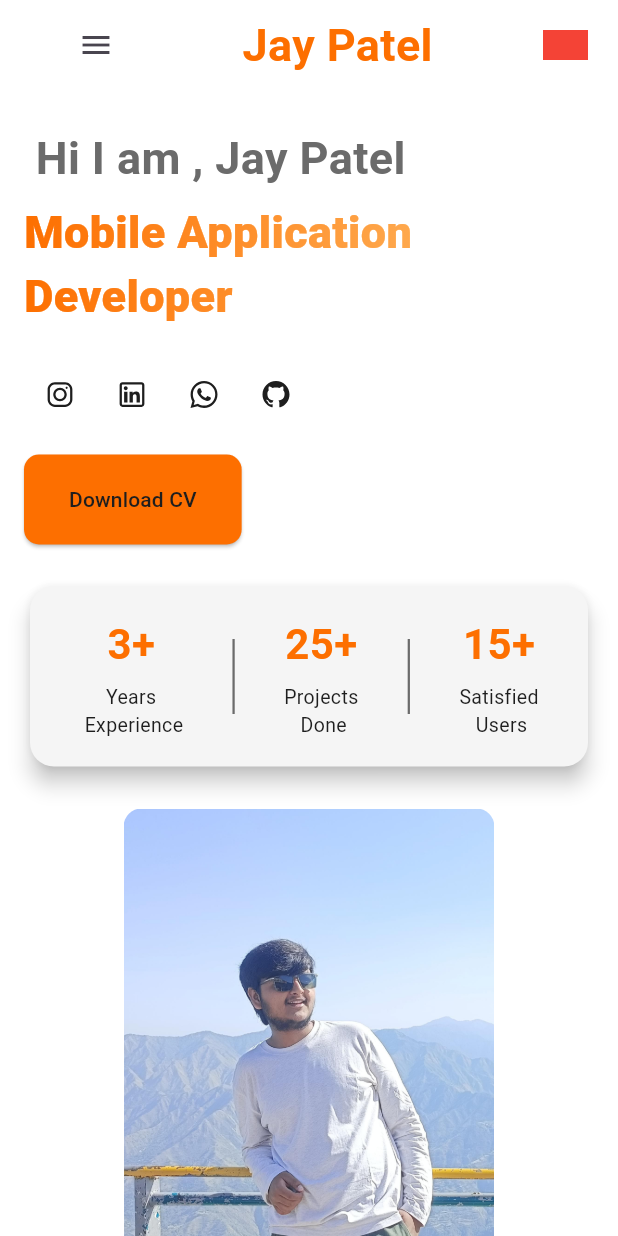
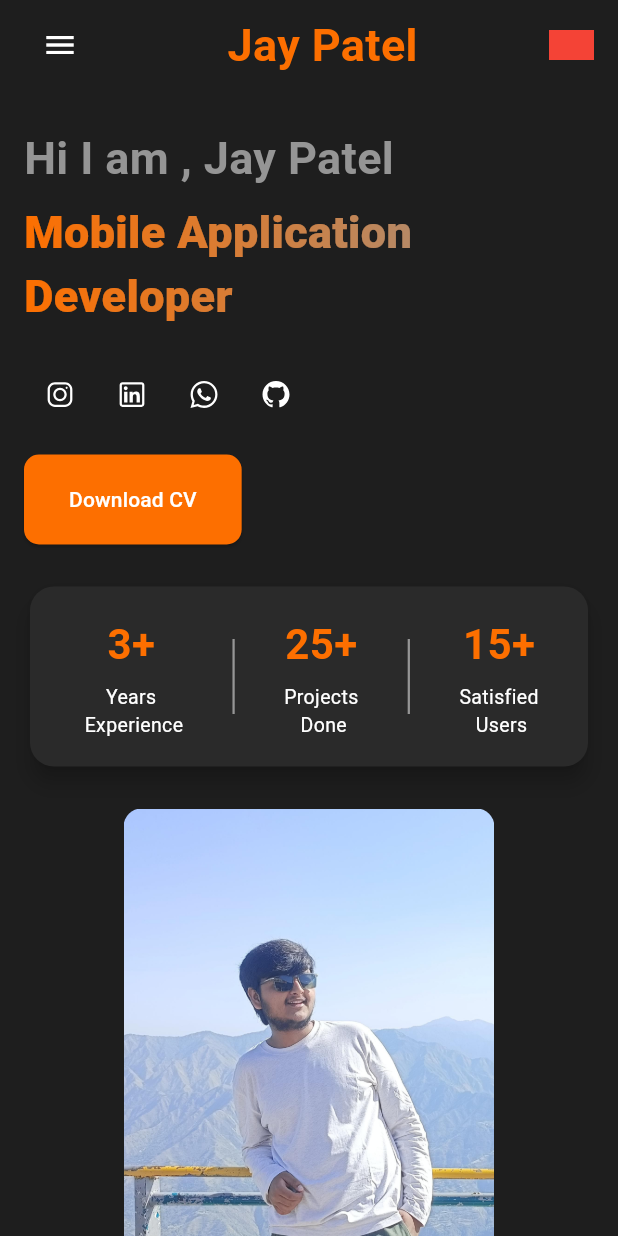
Before and after one commit to Jay-Patel-070/Jay-Portfolio, a Flutter app: the screen it shows after launch, in the side drawer, after a tap on the "menu" icon, on a phone screen of 412 x 824 dp. Run offline on Flutter 3.47's test engine with Material 3 defaults, Android fonts, the light colour scheme and no system bars; our stand-ins replace line_icons, percent_indicator.

Commit message:
added skills and services page

```diff
--- /dev/null
+++ b/lib/components/service_card.dart
@@ -0,0 +1,76 @@
+import 'package:flutter/material.dart';
+import 'package:jay_portfolio/constants/colors.dart';
+
+class ServiceCard extends StatelessWidget {
+  final String imgPath;
+  final String title;
+  final String description;
+
+  const ServiceCard({
+    Key? key,
+    required this.imgPath,
+    required this.title,
+    required this.description,
+  }) : super(key: key);
+
+  @override
+  Widget build(BuildContext context) {
+    return Card(
+      color: CustomColor.accent,
+      elevation: 4,
+      shape: RoundedRectangleBorder(
+        borderRadius: BorderRadius.circular(12),
+      ),
+      child: ConstrainedBox(
+        constraints: const BoxConstraints(
+          minWidth: double.infinity,
+          minHeight: 280,
+          maxHeight: 280, // Maximum card height
+        ),
+        child: Padding(
+          padding: const EdgeInsets.all(16.0),
+          child: Column(
+            crossAxisAlignment: CrossAxisAlignment.start,
+            mainAxisSize: MainAxisSize.min,
+            children: [
+              // Image container
+              Container(
+                height: 120,
+                alignment: Alignment.center,
+                child: Image.asset(
+                  imgPath,
+                  fit: BoxFit.contain,
+                  width: 120,
+                ),
+              ),
+              const SizedBox(height: 16),
+              // Title
+              Text(
+                title,
+                style: const TextStyle(
+                  fontWeight: FontWeight.bold,
+                  fontSize: 18,
+                  color: CustomColor.primary
+                ),
+              ),
+              const SizedBox(height: 8),
+              // Description with proper space management
+              Flexible(
+                child: SingleChildScrollView(
+                  physics: const NeverScrollableScrollPhysics(),
+                  child: Text(
+                    description,
+                    style: TextStyle(
+                      color: CustomColor.secondaryTextColor,
+                      fontSize: 14,
+                    ),
+                  ),
+                ),
+              ),
+            ],
+          ),
+        ),
+      ),
+    );
+  }
+}
--- /dev/null
+++ b/lib/components/skill_card.dart
@@ -0,0 +1,56 @@
+import 'package:flutter/material.dart';
+import 'package:jay_portfolio/constants/colors.dart';
+import 'package:line_icons/line_icons.dart';
+import 'package:percent_indicator/circular_percent_indicator.dart';
+
+class SkillCircleCard extends StatelessWidget {
+  final IconData skillIcon;
+  final String skillName;
+  final double percentage; // 0.0 to 1.0
+
+  const SkillCircleCard({
+    super.key,
+    required this.skillName,
+    required this.percentage,
+    required this.skillIcon
+  });
+
+  @override
+  Widget build(BuildContext context) {
+    return Padding(
+      padding: const EdgeInsets.all(20),
+      child: Column(
+        children: [
+          CircularPercentIndicator(
+            radius: 80.0,
+            lineWidth: 10.0,
+            animation: true,
+            percent: percentage,
+            center: Icon(skillIcon,color: CustomColor.secondaryTextColor,size: 60,),
+            circularStrokeCap: CircularStrokeCap.round,
+            progressColor: CustomColor.primary,
+            backgroundColor: CustomColor.accent
+          ),
+          const SizedBox(height: 8),
+          Text(
+            "${(percentage * 100).toInt()}%",
+            style: const TextStyle(
+              fontSize: 16,
+              fontWeight: FontWeight.w600,
+              color: CustomColor.primary,
+            ),
+          ),
+          const SizedBox(height: 4),
+          Text(
+            skillName,
+            style: const TextStyle(
+              fontSize: 14,
+              color: CustomColor.secondaryTextColor,
+              fontWeight: FontWeight.w500,
+            ),
+          ),
+        ],
+      ),
+    );
+  }
+}
--- a/lib/constants/NavItems.dart
+++ b/lib/constants/NavItems.dart
@@ -3,17 +3,15 @@ import 'package:flutter/material.dart';
 List<String> NavTitles = [
   "Home",
   "Services",
+  "Projects",
   "About me",
-  "Skills",
-  "Projects",
   "Contact me"
 ];
 
 List<IconData> NavIcons = [
   Icons.home,            // Home
   Icons.build,           // Services
+  Icons.work,            // Projects
   Icons.person,          // About me
-  Icons.psychology,
-  Icons.work,            // Projects
-  Icons.mail,
+  Icons.mail,            // Contact me
 ];
--- a/lib/constants/colors.dart
+++ b/lib/constants/colors.dart
@@ -1,19 +1,31 @@
 import 'dart:ui';
 
-// class CustomColor {
-//   static const Color scaffoldBg = Color(0xFF1E1E1E);     // Background
-//   static const Color primary = Color(0xFFFD6F00);        // Orange (Primary CTA)
-//   static const Color accent = Color(0xFF2A2A2A);         // Cards, elevated surfaces
-//   static const Color textColor = Color(0xFFFFFFFF);      // Main Text
-//   static const Color secondaryTextColor = Color(0xFF959595);      // Main Text
-//   static const Color borderColor = Color(0xFF3D3D3D);    // Dividers, subtle borders
+// darkmode
+class CustomColor {
+  static const Color scaffoldBg = Color(0xFF1E1E1E);     // Background
+  static const Color primary = Color(0xFFFD6F00);        // Orange (Primary CTA)
+  static const Color accent = Color(0xFF2A2A2A);         // Cards, elevated surfaces
+  static const Color textColor = Color(0xFFFFFFFF);      // Main Text
+  static const Color secondaryTextColor = Color(0xFF959595);      // Main Text
+  static const Color borderColor = Color(0xFF3D3D3D);    // Dividers, subtle borders
+}
+
+// lightmode
+// class CustomColor{
+//   static const Color scaffoldBg = Color(0xFFFFFFFF);       // Light background
+//   static const Color primary = Color(0xFFFD6F00);          // Orange (Brand / CTA)
+//   static const Color accent = Color(0xFFF5F5F5);           // Cards, elevated surfaces
+//   static const Color textColor = Color(0xFF1E1E1E);        // Main Text (Dark)
+//   static const Color secondaryTextColor = Color(0xFF6B6B6B); // Subtle text
+//   static const Color borderColor = Color(0xFFE0E0E0);      // Light borders / dividers
 // }
 
-class CustomColor{
-  static const Color scaffoldBg = Color(0xFFFFFFFF);       // Light background
-  static const Color primary = Color(0xFFFD6F00);          // Orange (Brand / CTA)
-  static const Color accent = Color(0xFFF5F5F5);           // Cards, elevated surfaces
-  static const Color textColor = Color(0xFF1E1E1E);        // Main Text (Dark)
-  static const Color secondaryTextColor = Color(0xFF6B6B6B); // Subtle text
-  static const Color borderColor = Color(0xFFE0E0E0);      // Light borders / dividers
-}
+// pookiemode
+// class CustomColor {
+//   static const Color scaffoldBg = Color(0xFFFFF5F9);         // Clean & soft pinkish-white background
+//   static const Color primary = Color(0xFFFF69B4);            // Hot pink
+//   static const Color accent = Color(0xFFFFE3EE);             // Light pink cards
+//   static const Color textColor = Color(0xFF6A004E);          // Deep magenta
+//   static const Color secondaryTextColor = Color(0xFFA05C8C); // Soft purple
+//   static const Color borderColor = Color(0xFFFFC1D9);        // Subtle pink border
+// }
--- /dev/null
+++ b/lib/constants/service_Items.dart
@@ -0,0 +1,32 @@
+List<Map> ServiceItems = [
+  {
+    "imgPath": "assets/images/ui_design.png",
+    "title": "UI/UX Design",
+    "description": "I create clean, intuitive, and user-friendly interfaces that enhance user experience and engagement, ensuring consistency and accessibility across all devices."
+  },
+  {
+    "imgPath": "assets/images/app_dev.png",
+    "title": "App Development",
+    "description": "From planning to deployment, I build fully functional mobile and web apps using Flutter, delivering high performance, scalability, and clean architecture."
+  },
+  {
+    "imgPath": "assets/images/web_dev.png",
+    "title": "Web Development",
+    "description": "I develop fast, responsive, and SEO-friendly websites using modern frameworks like React or Flutter Web, tailored for performance and user engagement."
+  },
+  {
+    "imgPath": "assets/images/api_integration.png",
+    "title": "API Integration",
+    "description": "I specialize in integrating third-party APIs and developing custom RESTful APIs, enabling smooth data exchange and powerful features within apps."
+  },
+  {
+    "imgPath": "assets/images/firebase.png",
+    "title": "Firebase Setup",
+    "description": "I configure and manage Firebase services like Authentication, Firestore, Cloud Functions, and Notifications to add real-time, scalable backend functionality."
+  },
+  {
+    "imgPath": "assets/images/code_review.png",
+    "title": "Code Review & Optimization",
+    "description": "I review and refactor codebases to improve maintainability, performance, and readability, following best practices and scalable architecture patterns."
+  }
+];
--- /dev/null
+++ b/lib/constants/skill_Items.dart
@@ -0,0 +1,54 @@
+import 'package:line_icons/line_icons.dart';
+
+final List<Map<String, dynamic>> SkillsItems =  [
+  {
+    "skillIcon": LineIcons.mobilePhone,
+    "skillName": "Flutter",
+    "percentage": 0.85,
+  },
+  {
+    "skillIcon": LineIcons.googleDrive, // Firebase icon is not available, using Google Drive as fallback
+    "skillName": "Firebase",
+    "percentage": 0.75,
+  },
+  {
+    "skillIcon": LineIcons.nodeJs,
+    "skillName": "Node.js",
+    "percentage": 0.65,
+  },
+  {
+    "skillIcon": LineIcons.database,
+    "skillName": "MongoDB",
+    "percentage": 0.60,
+  },
+  {
+    "skillIcon": LineIcons.figma,
+    "skillName": "UI/UX",
+    "percentage": 0.70,
+  },
+  {
+    "skillIcon": LineIcons.mobilePhone,
+    "skillName": "Flutter",
+    "percentage": 0.85,
+  },
+  {
+    "skillIcon": LineIcons.googleDrive,
+    "skillName": "Firebase",
+    "percentage": 0.75,
+  },
+  {
+    "skillIcon": LineIcons.nodeJs,
+    "skillName": "Node.js",
+    "percentage": 0.65,
+  },
+  {
+    "skillIcon": LineIcons.database,
+    "skillName": "MongoDB",
+    "percentage": 0.60,
+  },
+  {
+    "skillIcon": LineIcons.figma,
+    "skillName": "UI/UX",
+    "percentage": 0.70,
+  },
+];
--- a/lib/main.dart
+++ b/lib/main.dart
@@ -1,7 +1,9 @@
 import 'package:flutter/material.dart';
+import 'package:flutter/rendering.dart';
 import 'package:jay_portfolio/pages/HomePage.dart';
 
 void main() {
+  // debugPaintSizeEnabled = true;
   runApp(const MyApp());
 }
 
--- a/lib/pages/HomePage.dart
+++ b/lib/pages/HomePage.dart
@@ -1,12 +1,17 @@
 import 'package:flutter/material.dart';
 import 'package:jay_portfolio/components/custom_button.dart';
+import 'package:jay_portfolio/components/service_card.dart';
+import 'package:jay_portfolio/components/skill_card.dart';
 import 'package:jay_portfolio/constants/colors.dart';
+import 'package:jay_portfolio/constants/service_Items.dart';
 import 'package:jay_portfolio/constants/size.dart';
+import 'package:jay_portfolio/constants/skill_Items.dart';
 import 'package:jay_portfolio/widgets/drawer_mobile.dart';
 import 'package:jay_portfolio/widgets/header_desktop.dart';
 import 'package:jay_portfolio/widgets/header_mobile.dart';
 import 'package:jay_portfolio/widgets/main_desktop.dart';
 import 'package:jay_portfolio/widgets/main_mobile.dart';
+import 'package:jay_portfolio/widgets/services.dart';
 import 'package:line_icons/line_icon.dart';
 import 'package:line_icons/line_icons.dart';
 
@@ -21,42 +26,71 @@ class _HomepageState extends State<Homepage> {
   final scaffoldKey = GlobalKey<ScaffoldState>();
   @override
   Widget build(BuildContext context) {
-    return LayoutBuilder(builder: (context, constraints) {
+    final screenSize = MediaQuery.of(context).size;
+    return LayoutBuilder(
+      builder: (context, constraints) {
         return Scaffold(
             key: scaffoldKey,
             backgroundColor: CustomColor.scaffoldBg,
-          drawer: constraints.maxWidth > minDesktopWidth ? null : DrawerMobile(),
+            drawer:
+                constraints.maxWidth > minDesktopWidth ? null : DrawerMobile(),
             body: ListView(
               scrollDirection: Axis.vertical,
               children: [
-              if(constraints.maxWidth >= minDesktopWidth)
-              HeaderDesktop(onTap: () {
+                if (constraints.maxWidth >= minDesktopWidth)
+                  HeaderDesktop(
+                    onTap: () {},
+                  )
+                else
+                  HeaderMobile(
+                    onMenuTap: () {
+                      scaffoldKey.currentState?.openDrawer();
+                    },
+                  ),
+                if (constraints.maxWidth > minDesktopWidth)
+                  MainDesktop()
+                else
+                  MainMobile(),
+                Services(),
+                Container(
+                  width: double.maxFinite,
+                  child: Column(
+                    children: [
+                      Text('Skills',style: TextStyle(
+                          color: CustomColor.textColor,
+                          fontWeight: FontWeight.bold,
+                          fontSize: 30),),
+                      SizedBox(
+                        height: 18,
+                      ),
+                      Wrap(
+                        spacing: 30,
+                        runSpacing: 30,
+                        children: SkillsItems.map((skill) {
+                          return SkillCircleCard(
+                            skillIcon: skill['skillIcon'],
+                            skillName: skill['skillName'],
+                            percentage: skill['percentage'],
+                          );
+                        }).toList(),
+                      ),
+                      // SkillCircleCard(
+                      //   skillName: 'Flutter',
+                      //   percentage: 0.85,
+                      //   iconPath: 'assets/Images/Jay_Image.jpg',
+                      // )
+                    ],
+                  ),
+                ),
 
-              },)else
-              HeaderMobile(onMenuTap: () {
-                scaffoldKey.currentState?.openDrawer();
-              },),
-              if(constraints.maxWidth > minDesktopWidth)
-              MainDesktop() else
-              MainMobile()
-              // Container(
-              //   height: 500,
-              //   width: double.maxFinite,
-              //   color: Colors.blueGrey,
-              // ),
-              // Container(
-              //   height: 500,
-              //   width: double.maxFinite,
-              //   color: Colors.blueGrey,
-              // ),
-              // Container(
-              //   height: 500,
-              //   width: double.maxFinite,
-              //   color: Colors.blueGrey,
-              // ),
+                Container(
+                  height: 500,
+                  width: double.maxFinite,
+                  color: Colors.blueGrey,
+                ),
               ],
-          )
+            ));
+      },
     );
-    },);
   }
 }
--- a/lib/widgets/drawer_mobile.dart
+++ b/lib/widgets/drawer_mobile.dart
@@ -31,7 +31,7 @@ class DrawerMobile extends StatelessWidget {
               onTap: () {
 
               },
-              leading: Icon(NavIcons[i]),
+              leading: Icon(NavIcons[i],color: CustomColor.textColor),
               title: Text(NavTitles[i]),
             )
         ],
--- a/lib/widgets/header_mobile.dart
+++ b/lib/widgets/header_mobile.dart
@@ -11,10 +11,10 @@ class HeaderMobile extends StatelessWidget {
   Widget build(BuildContext context) {
     return  Container(
       height: 50,
-      margin: EdgeInsets.fromLTRB(40, 5, 20, 5),
+      margin: EdgeInsets.symmetric(horizontal: 16, vertical: 5),
       child: Row(
         children: [
-          IconButton(onPressed: onMenuTap, icon: Icon(Icons.menu)),
+          IconButton(onPressed: onMenuTap, icon: Icon(Icons.menu,color: CustomColor.textColor)),
           Spacer(),
           Logo(),
           Spacer(),
@@ -22,7 +22,7 @@ class HeaderMobile extends StatelessWidget {
             height: 20,
             width: 30,
             color: Colors.red,
-          )
+          ),
         ],
       ),
     );
--- a/lib/widgets/main_desktop.dart
+++ b/lib/widgets/main_desktop.dart
@@ -11,7 +11,7 @@ class MainDesktop extends StatelessWidget {
     final screenSize = MediaQuery.of(context).size;
     return Container(
       margin: EdgeInsets.symmetric(horizontal: 20),
-      height: screenSize.height / 1.2,
+      height: screenSize.height,
       constraints: BoxConstraints(minHeight: 350),
       child: Row(
         mainAxisAlignment: MainAxisAlignment.spaceEvenly,
@@ -35,7 +35,7 @@ class MainDesktop extends StatelessWidget {
               ),),
               ShaderMask(
                 shaderCallback: (bounds) => LinearGradient(
-                  colors: [Color(0xFFFD6F00), Color(0xFFFFC371)],
+                  colors: [CustomColor.primary, CustomColor.secondaryTextColor],
                 ).createShader(bounds),
                 child: Text(
                   'Mobile Application Developer',
--- a/lib/widgets/main_mobile.dart
+++ b/lib/widgets/main_mobile.dart
@@ -18,7 +18,7 @@ class MainMobile extends StatelessWidget {
         children: [
           // Texts
           Text(
-            ' Hi I am , Jay Patel',
+            'Hi I am , Jay Patel',
             style: TextStyle(
               fontSize: 30,
               fontWeight: FontWeight.bold,
@@ -28,7 +28,7 @@ class MainMobile extends StatelessWidget {
           const SizedBox(height: 6),
           ShaderMask(
             shaderCallback: (bounds) => LinearGradient(
-              colors: [Color(0xFFFD6F00), Color(0xFFFFC371)],
+              colors: [CustomColor.primary, CustomColor.secondaryTextColor],
             ).createShader(bounds),
             child: Text(
               'Mobile Application Developer',
--- /dev/null
+++ b/lib/widgets/services.dart
@@ -0,0 +1,69 @@
+import 'package:flutter/material.dart';
+import 'package:jay_portfolio/components/service_card.dart';
+import 'package:jay_portfolio/constants/colors.dart';
+import 'package:jay_portfolio/constants/service_Items.dart';
+
+class Services extends StatelessWidget {
+  const Services({super.key});
+
+  @override
+  Widget build(BuildContext context) {
+    return LayoutBuilder(builder: (context, constraints) {
+      return Container(
+        width: double.maxFinite,
+        color: CustomColor.scaffoldBg,
+        padding: EdgeInsets.fromLTRB(25, 20, 25, 60),
+        child: Column(
+          mainAxisSize: MainAxisSize.min,
+          children: [
+            Text(
+              'Services',
+              style: TextStyle(
+                  color: CustomColor.textColor,
+                  fontWeight: FontWeight.bold,
+                  fontSize: 30),
+            ),
+            SizedBox(
+              height: 18,
+            ),
+            Text(
+              "Whether it's building from scratch or refining what exists — I turn ideas into seamless digital experiences",
+              style: TextStyle(
+                  color: CustomColor.secondaryTextColor,
+                  fontWeight: FontWeight.bold,
+                  fontSize: 15),
+            ),
+            SizedBox(
+              height: 18,
+            ),
+            GridView.builder(
+              shrinkWrap: true,
+              physics: const NeverScrollableScrollPhysics(),
+              gridDelegate: SliverGridDelegateWithFixedCrossAxisCount(
+                crossAxisCount: constraints.maxWidth > 1200
+                    ? 4
+                    : constraints.maxWidth > 1010
+                    ? 3
+                    : constraints.maxWidth > 680
+                    ? 2
+                    : 1,
+                crossAxisSpacing: 20,
+                mainAxisSpacing: 20,
+                childAspectRatio: 1, // Optimized aspect ratio
+              ),
+              itemCount: ServiceItems.length,
+              itemBuilder: (context, index) {
+                final item = ServiceItems[index];
+                return ServiceCard(
+                  imgPath: 'assets/Images/Jay_Image.jpg',
+                  title: item['title']!,
+                  description: item['description']!,
+                );
+              },
+            ),
+          ],
+        ),
+      );
+    },);
+  }
+}
--- a/pubspec.yaml
+++ b/pubspec.yaml
@@ -12,6 +12,7 @@ dependencies:
     sdk: flutter
   cupertino_icons: ^1.0.8
   line_icons: ^2.0.1
+  percent_indicator: ^4.2.2
 
 dev_dependencies:
   flutter_test:
```
Also changed, not shown: pubspec.lock. Lines whose indentation alone changed are shown as unchanged.
